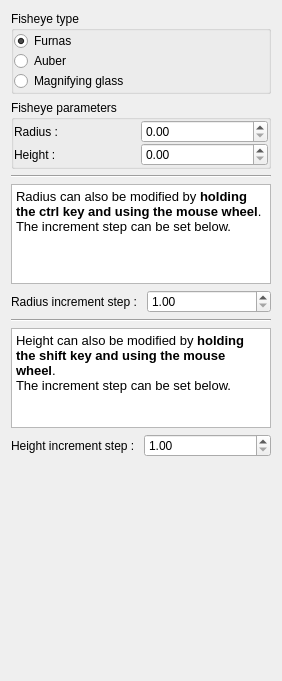
Qt form plugins/interactor/FishEye/FishEyeConfigWidget.ui (Tulip-Dev/tulip) before a commit.
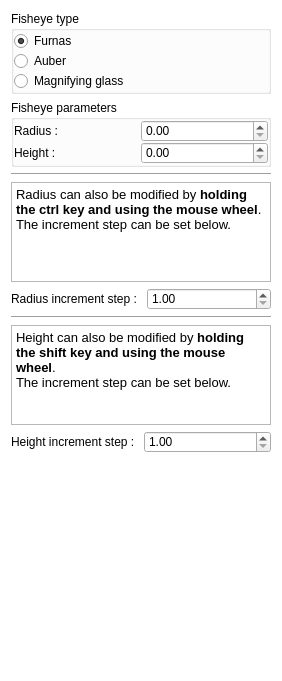
The same form after that commit.

Commit message: ensure white background for interactors dialogs

```diff
--- a/plugins/interactor/FishEye/FishEyeConfigWidget.ui
+++ b/plugins/interactor/FishEye/FishEyeConfigWidget.ui
@@ -13,6 +13,11 @@
   <property name="windowTitle">
    <string>Form</string>
   </property>
+  <property name="styleSheet">
+    <string notr="true">
+      #FishEyeConfigWidget { background-color: white; }
+    </string>
+  </property>
   <layout class="QVBoxLayout" name="verticalLayout_3">
    <item>
     <widget class="QGroupBox" name="groupBox_2">
```
The commit also changes 2 other files.
